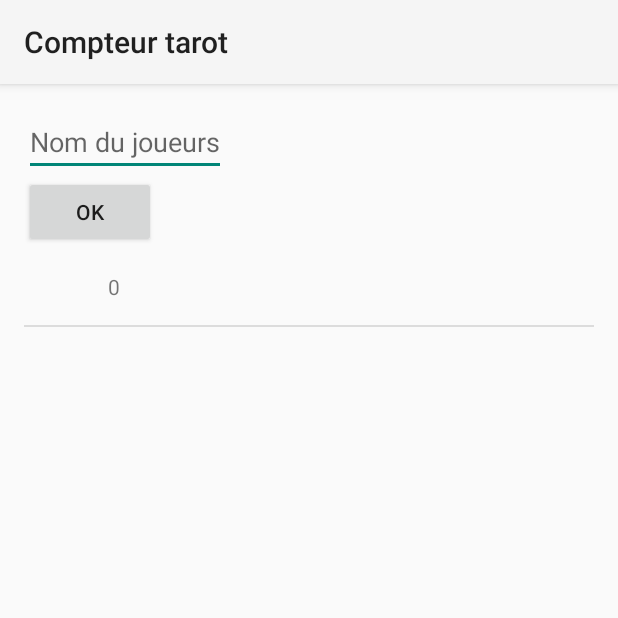
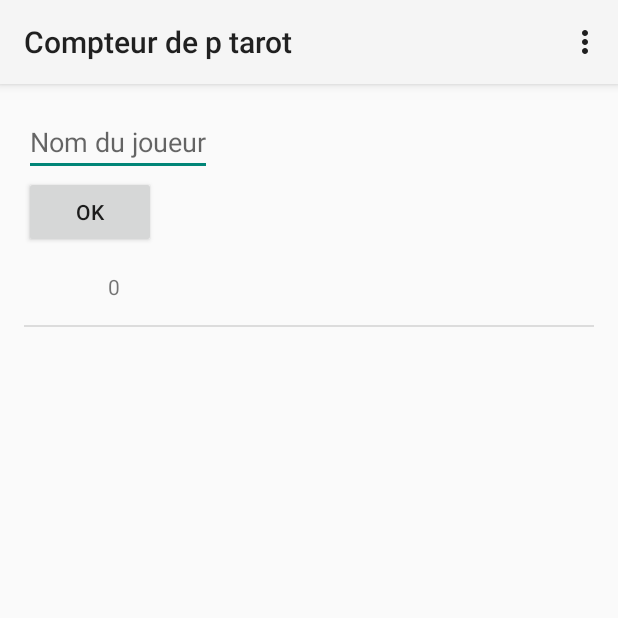
Before and after one commit to JeanHany/tarota5, an Android app: the TarotActivity screen opened directly, with no data from a screen before it, after a tap on "OK", on a phone screen of 412 x 824 dp, the top half of it. Run offline under Robolectric (Android 15) with nearby library versions, the phone set to English and light mode, and no system bars.

Commit message:
Add Rien and retour back

```diff
--- a/app/src/main/res/layout/activity_tarot.xml
+++ b/app/src/main/res/layout/activity_tarot.xml
@@ -7,7 +7,7 @@
     android:paddingRight="@dimen/activity_horizontal_margin"
     android:paddingTop="@dimen/activity_vertical_margin"
     android:paddingBottom="@dimen/activity_vertical_margin"
-    tools:context=".tarot">
+    tools:context=".TarotActivity">
 
     <EditText
         android:id = "@+id/namejoueur"
--- /dev/null
+++ b/app/src/main/res/menu/menu_tarot_activity.xml
@@ -0,0 +1,12 @@
+<?xml version="1.0" encoding="utf-8"?>
+
+    <menu xmlns:android="http://schemas.android.com/apk/res/android"
+        xmlns:tools="http://schemas.android.com/tools"
+        tools:context=".TarotActivity">
+
+        <item
+            android:id="@+id/menu_tarot_activity"
+            android:icon="@android:drawable/ic_menu_add"
+            android:title="Retour"
+            />
+</menu>
--- a/app/src/main/res/values/strings.xml
+++ b/app/src/main/res/values/strings.xml
@@ -1,14 +1,15 @@
 <?xml version="1.0" encoding="utf-8"?>
 <resources>
 
-    <string name="app_name">Compteur tarot</string>
+    <string name="app_name">Compteur de p tarot</string>
     <string name="jeudetarot">Jeu de tarot</string>
     <string name="action_settings">Settings</string>
     <string name="edittext">Nombre de joueurs</string>
-    <string name="nomduj">Nom du joueurs</string>
+    <string name="nomduj">Nom du joueur</string>
     <string name="ok">Ok</string>
     <string name="name">Name</string>
     <string name="score">Score</string>
     <string name="view">Nom des joueurs</string>
+    <string name="retour">Retour</string>
 
 </resources>
```
Also changed, not shown: app/src/main/java/com/example/tarot/compteurtarot/Tarot.java (+37 -3 lines), app/src/main/java/com/example/tarot/compteurtarot/TarotActivity.java (+31 -3 lines), 2 other files.
